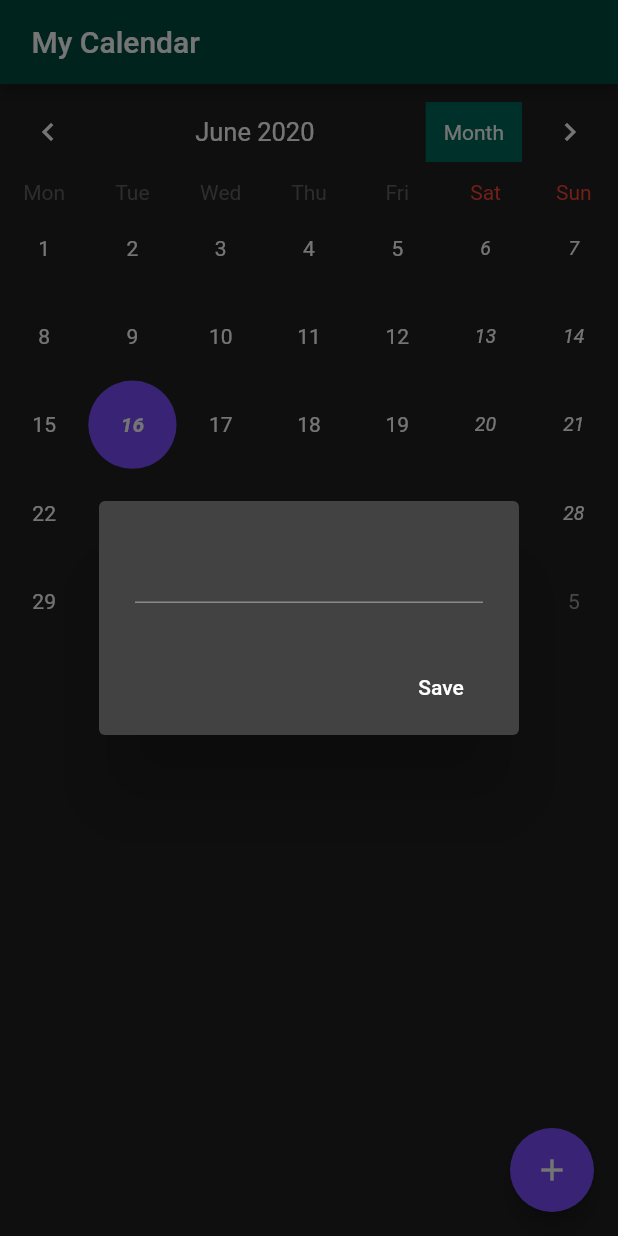
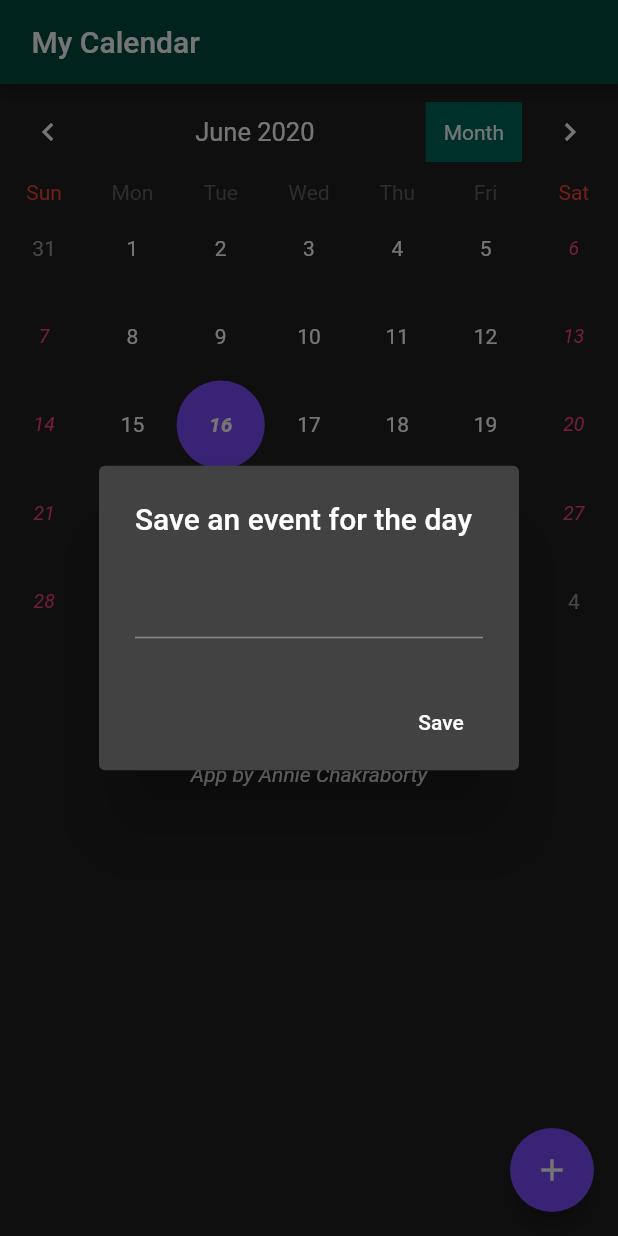
Before and after one commit to anniechakraborty/my-calendar, a Flutter app: the screen it shows after launch, after a tap on the "add" icon, on a phone screen of 412 x 824 dp. Run offline on Flutter 3.47's test engine with Material 2 defaults, Android fonts, the light colour scheme and no system bars; drawn by our look-alikes of table_calendar; our stand-ins replace shared_preferences; statements that could not run were skipped.

Commit message:
Added an event saving feature and the app icon.

```diff
--- a/lib/main.dart
+++ b/lib/main.dart
@@ -94,6 +94,7 @@ class _HomePageState extends State<HomePage> {
                 weekendStyle: TextStyle(
                   fontStyle: FontStyle.italic,
                   fontSize: 13.0,
+                  color: Colors.pinkAccent,
                 )
               ),
               calendarController: _controller,
@@ -106,7 +107,7 @@ class _HomePageState extends State<HomePage> {
                 formatButtonPadding: EdgeInsets.all(12.0),
                 formatButtonShowsNext: false,
               ),
-              startingDayOfWeek: StartingDayOfWeek.monday,
+              startingDayOfWeek: StartingDayOfWeek.sunday,
 //              Deciding actions to occur when a date os selected
               onDaySelected: (date, events){
                 setState(() {
@@ -150,6 +151,20 @@ class _HomePageState extends State<HomePage> {
             ..._selectedEvents.map((event) => ListTile(
               title: Text(event),
             )),
+            Center(
+                child: Padding(
+                  padding: const EdgeInsets.all(28.0),
+                  child: Container(
+                    margin: EdgeInsets.fromLTRB(20.0, 50.0, 20.0, 20.0),
+                    child: Text(
+                      'App by Annie Chakraborty',
+                      style: TextStyle(
+                        color: Colors.white,
+                        fontStyle: FontStyle.italic,
+                      ),
+                    ),
+                  ),
+            ))
           ],
         ),
       ),
@@ -164,6 +179,7 @@ class _HomePageState extends State<HomePage> {
     showDialog(
       context: context,
       builder: (context) => AlertDialog(
+        title: Text('Save an event for the day'),
         content: TextField(
           controller: _eventController,
         ),
```
Also changed, not shown: 19 other files.
